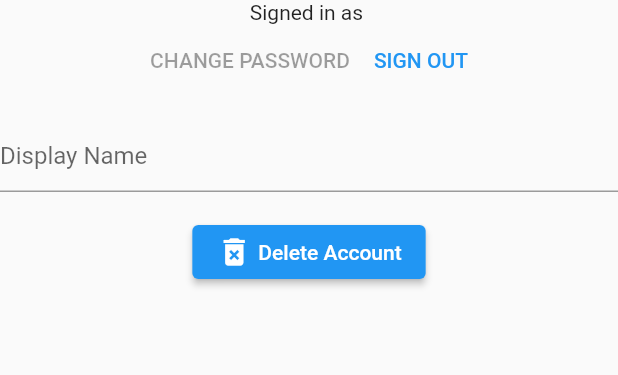
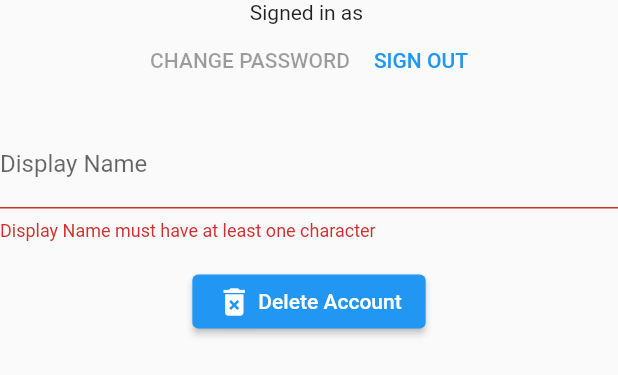
Before and after one commit to defuncart/film_freund, a Flutter app: the SettingsViewContent widget shown alone on an empty page, opened directly with empty values, on a phone screen of 412 x 824 dp. Shown: the top 375 px of the screen. Run offline on Flutter 3.47's test engine with Material 2 defaults, Android fonts, the light colour scheme and no system bars; our stand-ins replace cloud_firestore, email_validator, equatable, firebase_auth, firebase_core, flutter_riverpod and 1 more; accounts and stored records are empty.

Commit message:
SettingsViewContent WIP display name.

```diff
--- a/assets_dev/loca/loca.csv
+++ b/assets_dev/loca/loca.csv
@@ -21,6 +21,8 @@ settingsViewSignedInAsText;Text to denote which email user is signed in as;Signe
 settingsViewChangePasswordButtonText;Text for change password button;Change Password
 settingsViewSignOutButtonText;Text for sign out button;Sign Out
 settingsViewDisplayNameHintText;Hint text for display name input field;Display Name
+settingsViewDisplayNameErrorText;Error text when display name is invalid;Display Name must have at least one character
+settingsViewDeleteAccountButtonText;Button text for delete account dialog;Delete Account
 signOutConfirmationDialogDescriptionText;Description text for sign out dialog;Are you sure you want to sign out?
 signOutConfirmationDialogConfirmButtonText;Confirmation text for sign out dialog;Sign Out
 deleteAccountConfirmationDialogTitleText;Title text for delete account dialog;Delete Account
--- a/lib/widgets/home_screen/settings/settings_view.dart
+++ b/lib/widgets/home_screen/settings/settings_view.dart
@@ -6,6 +6,7 @@ import 'package:film_freund/widgets/home_screen/settings/sign_out_confirmation_d
 import 'package:film_freund/widgets/signin_screen/signin_screen.dart';
 import 'package:flutter/material.dart';
 import 'package:flutter_riverpod/flutter_riverpod.dart';
+import 'package:gap/gap.dart';
 
 class SettingsView extends ConsumerWidget {
   const SettingsView({
@@ -34,7 +35,7 @@ class SettingsView extends ConsumerWidget {
 const displayNameTextFieldKey = Key('SettingsViewDisplayNameTextField');
 
 @visibleForTesting
-class SettingsViewContent extends StatelessWidget {
+class SettingsViewContent extends StatefulWidget {
   const SettingsViewContent({
     required this.user,
     required this.onSignOutConfirmed,
@@ -45,12 +46,33 @@ class SettingsViewContent extends StatelessWidget {
   final VoidCallback onSignOutConfirmed;
 
   @override
+  State<SettingsViewContent> createState() => _SettingsViewContentState();
+}
+
+class _SettingsViewContentState extends State<SettingsViewContent> {
+  late TextEditingController _displayNameController;
+  late bool _isValidDisplayName;
+
+  @override
+  void initState() {
+    super.initState();
+
+    _displayNameController = TextEditingController(text: widget.user.displayName);
+    _isValidDisplayName = _displayNameController.text.isNotEmpty;
+    _displayNameController.addListener(() {
+      setState(() {
+        _isValidDisplayName = _displayNameController.text.isNotEmpty;
+      });
+    });
+  }
+
+  @override
   Widget build(BuildContext context) {
     return Column(
       crossAxisAlignment: CrossAxisAlignment.center,
       children: [
         Text(
-          AppLocalizations.of(context).settingsViewSignedInAsText(user.email),
+          AppLocalizations.of(context).settingsViewSignedInAsText(widget.user.email),
         ),
         Row(
           mainAxisAlignment: MainAxisAlignment.center,
@@ -65,7 +87,7 @@ class SettingsViewContent extends StatelessWidget {
               onPressed: () => showDialog(
                 context: context,
                 builder: (_) => SignOutConfirmationDialog(
-                  onConfirm: onSignOutConfirmed,
+                  onConfirm: widget.onSignOutConfirmed,
                 ),
               ),
               child: Text(
@@ -74,18 +96,20 @@ class SettingsViewContent extends StatelessWidget {
             ),
           ],
         ),
-        SizedBox(height: 16),
+        const Gap(16),
         TextField(
           key: displayNameTextFieldKey,
-          // controller: _emailController,
+          controller: _displayNameController,
           keyboardType: TextInputType.name,
           decoration: InputDecoration(
+            labelText: AppLocalizations.of(context).settingsViewDisplayNameHintText,
             hintText: AppLocalizations.of(context).settingsViewDisplayNameHintText,
-            // errorText: _shouldShowEmailError ? AppLocalizations.of(context).signinScreenEmailErrorText : null,
+            floatingLabelBehavior: FloatingLabelBehavior.never,
+            errorText: !_isValidDisplayName ? AppLocalizations.of(context).settingsViewDisplayNameErrorText : null,
           ),
           autocorrect: false,
         ),
-        SizedBox(height: 16),
+        const Gap(16),
         ElevatedButton(
           onPressed: () => showDialog(
             context: context,
@@ -99,9 +123,9 @@ class SettingsViewContent extends StatelessWidget {
             mainAxisSize: MainAxisSize.min,
             mainAxisAlignment: MainAxisAlignment.center,
             children: [
-              Icon(Icons.delete_forever),
-              SizedBox(width: 4),
-              Text('Delete Account'),
+              const Icon(Icons.delete_forever),
+              const Gap(4),
+              Text(AppLocalizations.of(context).settingsViewDeleteAccountButtonText),
             ],
           ),
         ),
```
Also changed, not shown: lib/generated/intl/messages_en.dart, lib/generated/l10n.dart.
